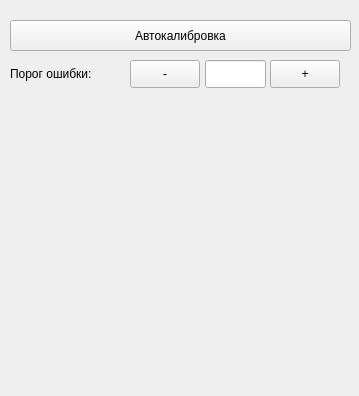
Before: the Qt Designer form gui/settings.ui in EPC-MSU/EPLab, drawn with Qt 5.
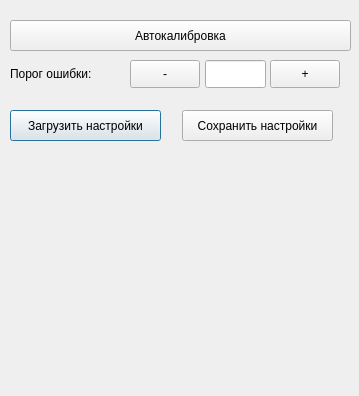
After: the same form once the commit is applied.

Commit message: added save settings to file and load from file

Diff of the .ui file:
```diff
--- a/gui/settings.ui
+++ b/gui/settings.ui
@@ -102,6 +102,32 @@
     </rect>
    </property>
   </widget>
+  <widget class="QPushButton" name="load_settings_push_button">
+   <property name="geometry">
+    <rect>
+     <x>10</x>
+     <y>110</y>
+     <width>151</width>
+     <height>31</height>
+    </rect>
+   </property>
+   <property name="text">
+    <string>Загрузить настройки</string>
+   </property>
+  </widget>
+  <widget class="QPushButton" name="save_settings_push_button">
+   <property name="geometry">
+    <rect>
+     <x>182</x>
+     <y>110</y>
+     <width>151</width>
+     <height>31</height>
+    </rect>
+   </property>
+   <property name="text">
+    <string>Сохранить настройки</string>
+   </property>
+  </widget>
  </widget>
  <layoutdefault spacing="6" margin="11"/>
  <resources/>
```
The commit also changes 1 other file.
